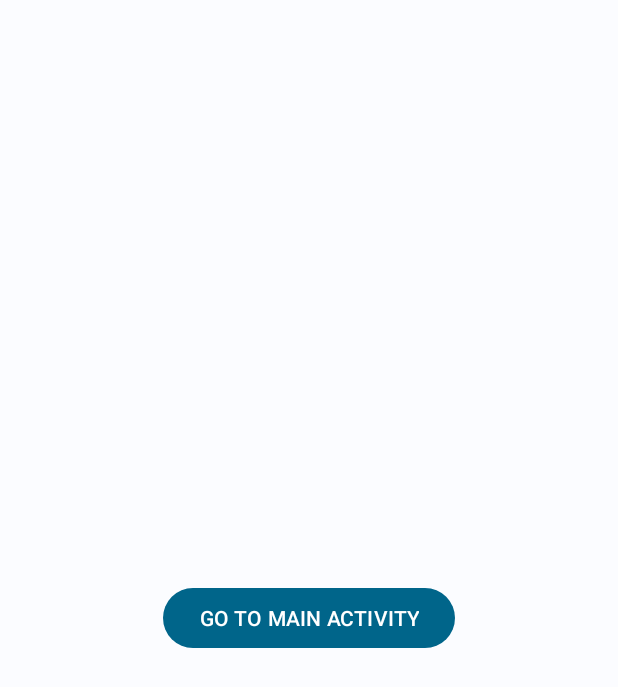
After one commit to kadirid/TimoTerminal, an Android app: the layout activity_login.xml on its own in the app's theme, with its tools: preview values and no code run, on a phone screen of 412 x 824 dp. The commit adds this screen. Shown: the top 687 px of the screen. Run offline under Robolectric (Android 15) with nearby library versions, the phone set to English and light mode, and no system bars.

Commit message:
Implement new fragments and login activity restructuring of project other optimizations

```diff
--- a/app/src/main/java/com/timo/timoterminal/AppModule.kt
+++ b/app/src/main/java/com/timo/timoterminal/AppModule.kt
@@ -5,6 +5,7 @@ import com.timo.timoterminal.database.DemoDatabase
 import com.timo.timoterminal.repositories.DemoRepository
 import com.timo.timoterminal.service.HttpService
 import com.timo.timoterminal.service.WebSocketService
+import com.timo.timoterminal.service.WorkerService
 import com.timo.timoterminal.viewModel.MainActivityViewModel
 import com.timo.timoterminal.worker.HeartbeatWorker
 import org.koin.android.ext.koin.androidContext
@@ -29,7 +30,7 @@ var appModule = module {
 
     single {HttpService()}
     single {WebSocketService()}
-    single {WorkerService(get())}
+    single { WorkerService(get()) }
 
     viewModel { MainActivityViewModel(get(), get()) }
 
--- a/app/src/main/java/com/timo/timoterminal/ProjectFragment.kt
+++ b/app/src/main/java/com/timo/timoterminal/fragments/ProjectFragment.kt
@@ -1,10 +1,11 @@
-package com.timo.timoterminal
+package com.timo.timoterminal.fragments
 
 import android.os.Bundle
 import androidx.fragment.app.Fragment
 import android.view.LayoutInflater
 import android.view.View
 import android.view.ViewGroup
+import com.timo.timoterminal.R
 
 // TODO: Rename parameter arguments, choose names that match
 // the fragment initialization parameters, e.g. ARG_ITEM_NUMBER
--- a/app/src/main/java/com/timo/timoterminal/service/HttpService.kt
+++ b/app/src/main/java/com/timo/timoterminal/service/HttpService.kt
@@ -3,7 +3,6 @@ package com.timo.timoterminal.service
 import android.app.Application
 import android.net.Uri
 import androidx.lifecycle.LifecycleOwner
-import com.timo.timoterminal.WorkerService
 import com.timo.timoterminal.service.utils.ProgressListener
 import com.timo.timoterminal.service.utils.ProgressResponseBody
 import com.timo.timoterminal.worker.HeartbeatWorker
--- a/app/src/main/java/com/timo/timoterminal/WorkerService.kt
+++ b/app/src/main/java/com/timo/timoterminal/service/WorkerService.kt
@@ -1,4 +1,4 @@
-package com.timo.timoterminal
+package com.timo.timoterminal.service
 
 import android.app.Application
 import android.util.Log
--- /dev/null
+++ b/app/src/main/res/layout/activity_login.xml
@@ -0,0 +1,19 @@
+<?xml version="1.0" encoding="utf-8"?>
+<androidx.constraintlayout.widget.ConstraintLayout xmlns:android="http://schemas.android.com/apk/res/android"
+    xmlns:app="http://schemas.android.com/apk/res-auto"
+    xmlns:tools="http://schemas.android.com/tools"
+    android:layout_width="match_parent"
+    android:layout_height="match_parent"
+    tools:context=".activities.LoginActivity">
+
+    <Button
+        android:id="@+id/button_go_main"
+        android:layout_width="wrap_content"
+        android:layout_height="wrap_content"
+        android:text="GO TO MAIN ACTIVITY"
+        app:layout_constraintStart_toStartOf="parent"
+        app:layout_constraintEnd_toEndOf="parent"
+        app:layout_constraintTop_toTopOf="parent"
+        app:layout_constraintBottom_toBottomOf="parent"/>
+
+</androidx.constraintlayout.widget.ConstraintLayout>
--- a/app/src/main/res/layout/activity_main.xml
+++ b/app/src/main/res/layout/activity_main.xml
@@ -4,7 +4,7 @@
     xmlns:tools="http://schemas.android.com/tools"
     android:layout_width="match_parent"
     android:layout_height="match_parent"
-    tools:context=".MainActivity">
+    tools:context=".activities.MainActivity">
 
 
     <androidx.constraintlayout.widget.ConstraintLayout
--- a/app/src/main/res/layout/fragment_absence.xml
+++ b/app/src/main/res/layout/fragment_absence.xml
@@ -3,7 +3,7 @@
     xmlns:tools="http://schemas.android.com/tools"
     android:layout_width="match_parent"
     android:layout_height="match_parent"
-    tools:context=".AbsenceFragment">
+    tools:context=".fragments.AbsenceFragment">
 
     <!-- TODO: Update blank fragment layout -->
     <TextView
--- a/app/src/main/res/layout/fragment_attendance.xml
+++ b/app/src/main/res/layout/fragment_attendance.xml
@@ -3,7 +3,7 @@
     xmlns:tools="http://schemas.android.com/tools"
     android:layout_width="match_parent"
     android:layout_height="match_parent"
-    tools:context=".Fragments.AttendanceFragment">
+    tools:context=".fragments.AttendanceFragment">
 
     <!-- TODO: Update blank fragment layout -->
     <TextView
--- a/app/src/main/res/layout/fragment_project.xml
+++ b/app/src/main/res/layout/fragment_project.xml
@@ -3,7 +3,7 @@
     xmlns:tools="http://schemas.android.com/tools"
     android:layout_width="match_parent"
     android:layout_height="match_parent"
-    tools:context=".ProjectFragment">
+    tools:context=".fragments.ProjectFragment">
 
     <!-- TODO: Update blank fragment layout -->
     <TextView
--- a/app/src/main/res/values/strings.xml
+++ b/app/src/main/res/values/strings.xml
@@ -4,8 +4,5 @@
     <string name="absence">Absence</string>
     <string name="project">Project</string>
     <string name="open_settings">Open Settings</string>
-    <string name="dummy_button">Dummy Button</string>
-    <string name="dummy_content">DUMMY\nCONTENT</string>
     <!-- TODO: Remove or change this placeholder text -->
-    <string name="hello_blank_fragment">Hello blank fragment</string>
 </resources>
```
Also changed, not shown: app/src/main/AndroidManifest.xml (+19 -12 lines), app/src/main/java/com/timo/timoterminal/activities/LoginActivity.kt (added, +46 -0 lines), app/src/main/java/com/timo/timoterminal/activities/MainActivity.kt (renamed from app/src/main/java/com/timo/timoterminal/MainActivity.kt, +5 -2 lines), app/src/main/java/com/timo/timoterminal/fragments/AbsenceFragment.kt (renamed from app/src/main/java/com/timo/timoterminal/Fragments/AttendanceFragment.kt, +11 -8 lines), app/src/main/java/com/timo/timoterminal/fragments/AttendanceFragment.kt (renamed from app/src/main/java/com/timo/timoterminal/AbsenceFragment.kt, +9 -11 lines).
